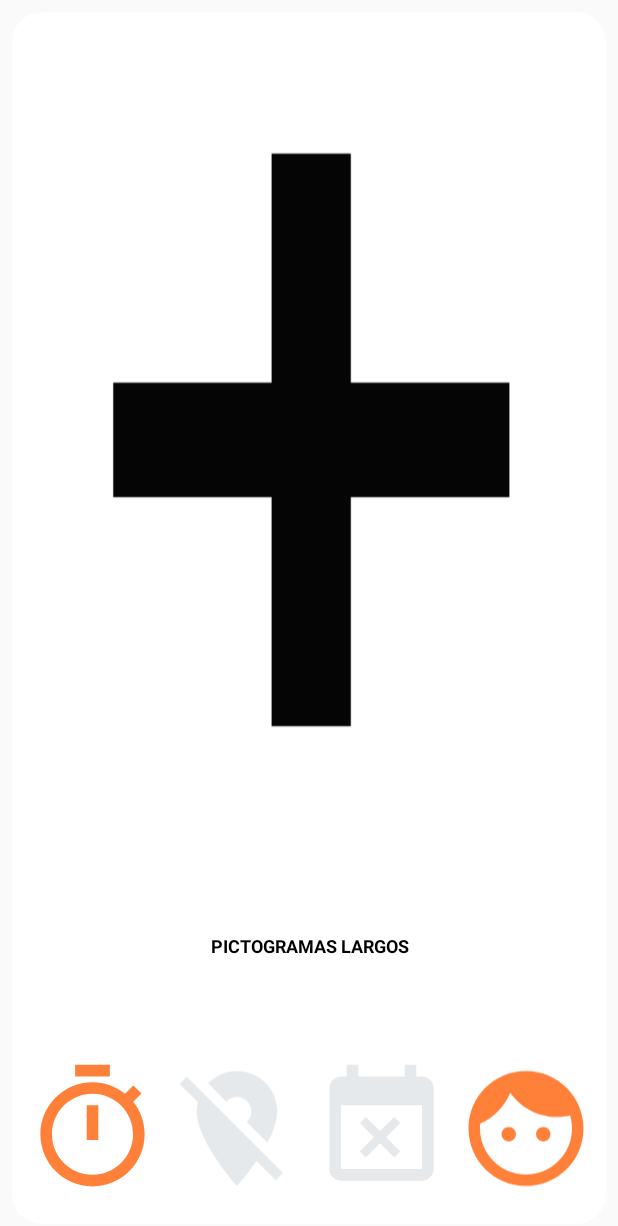
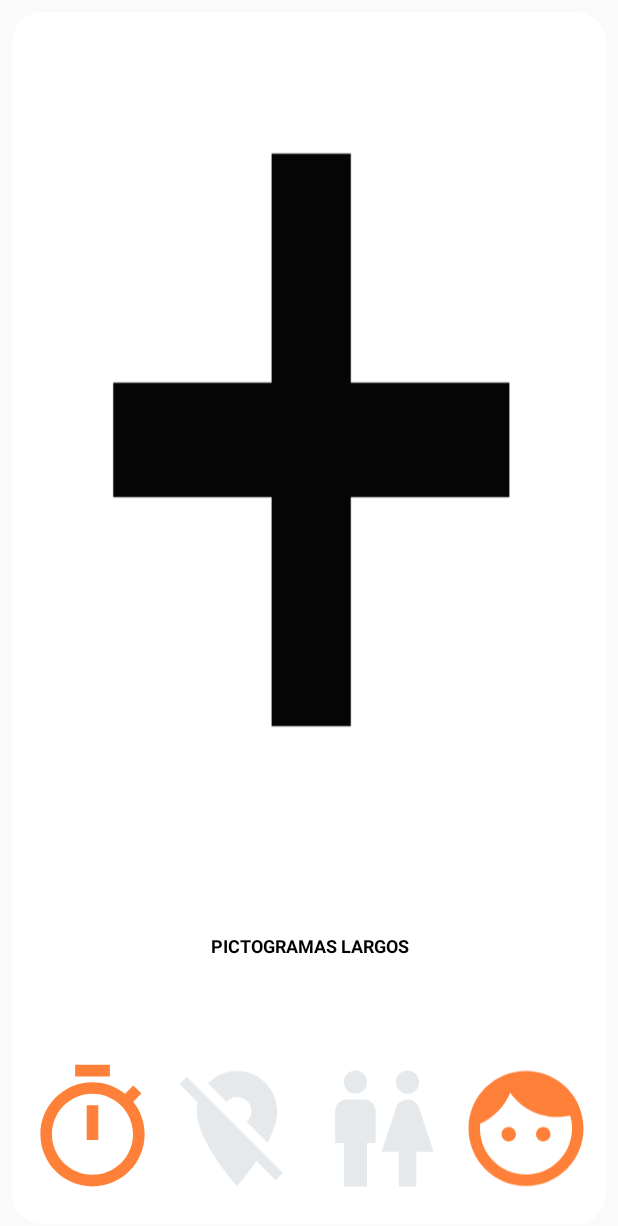
Before and after one commit to OTTAA-Project/PictogramsLibrary, an Android app: the layout group.xml on its own in the app's theme, with its tools: preview values and no code run, on a phone screen of 412 x 824 dp. Shown: the top 1226 px of the screen. Run offline under Robolectric (Android 15) with nearby library versions, the phone set to English and light mode, and no system bars.

Commit message:
version 0.1.8.17 prerelease

```diff
--- a/app/pictogramslibrary/src/main/res/layout-sw600dp/group.xml
+++ b/app/pictogramslibrary/src/main/res/layout-sw600dp/group.xml
@@ -133,7 +133,7 @@
             android:layout_width="0dp"
             android:layout_height="0dp"
             android:layout_margin="2dp"
-            app:srcCompat="@drawable/ic_event_busy_black_24dp"
+            app:srcCompat="@drawable/ic_baseline_disable_24"
             app:layout_constraintBottom_toBottomOf="parent"
             app:layout_constraintEnd_toStartOf="@id/tagClima"
             app:layout_constraintStart_toEndOf="@id/tagUbicacion"
--- a/app/pictogramslibrary/src/main/res/layout/group.xml
+++ b/app/pictogramslibrary/src/main/res/layout/group.xml
@@ -132,7 +132,7 @@
             android:layout_width="0dp"
             android:layout_height="0dp"
             android:layout_margin="2dp"
-            app:srcCompat="@drawable/ic_event_busy_black_24dp"
+            app:srcCompat="@drawable/ic_baseline_disable_24"
             app:layout_constraintBottom_toBottomOf="parent"
             app:layout_constraintEnd_toStartOf="@id/tagClima"
             app:layout_constraintStart_toEndOf="@id/tagUbicacion"
```
Also changed, not shown: app/pictogramslibrary/src/main/java/com/stonefacesoft/pictogramslibrary/view/GroupView.java (+4 -6 lines).
